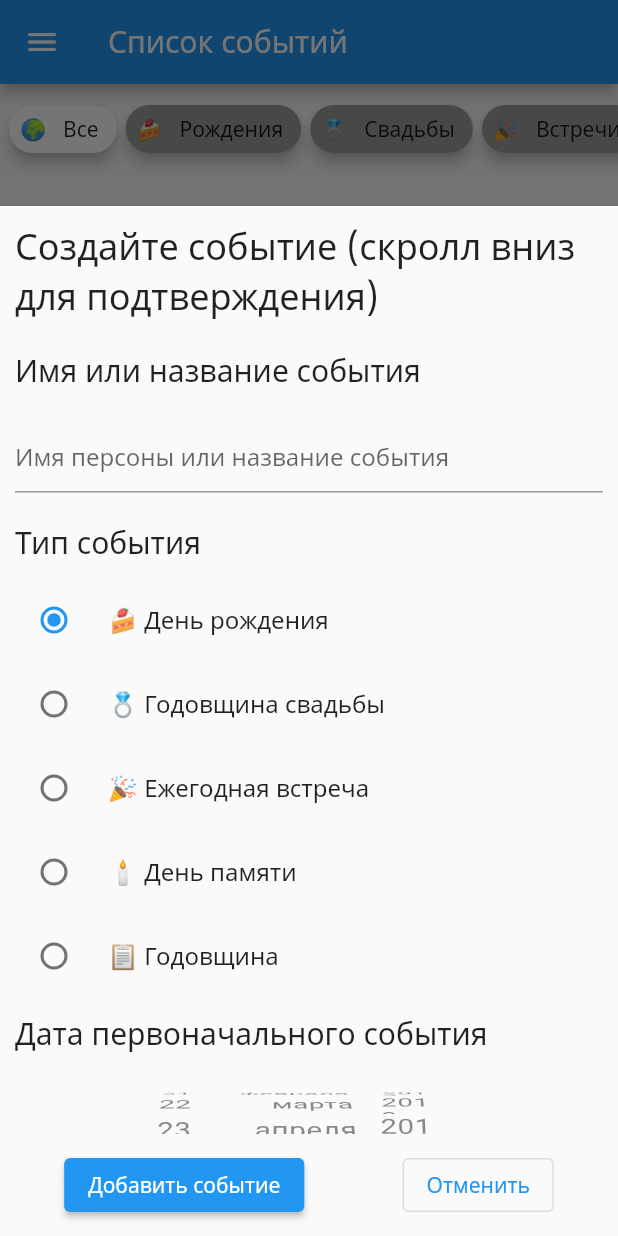
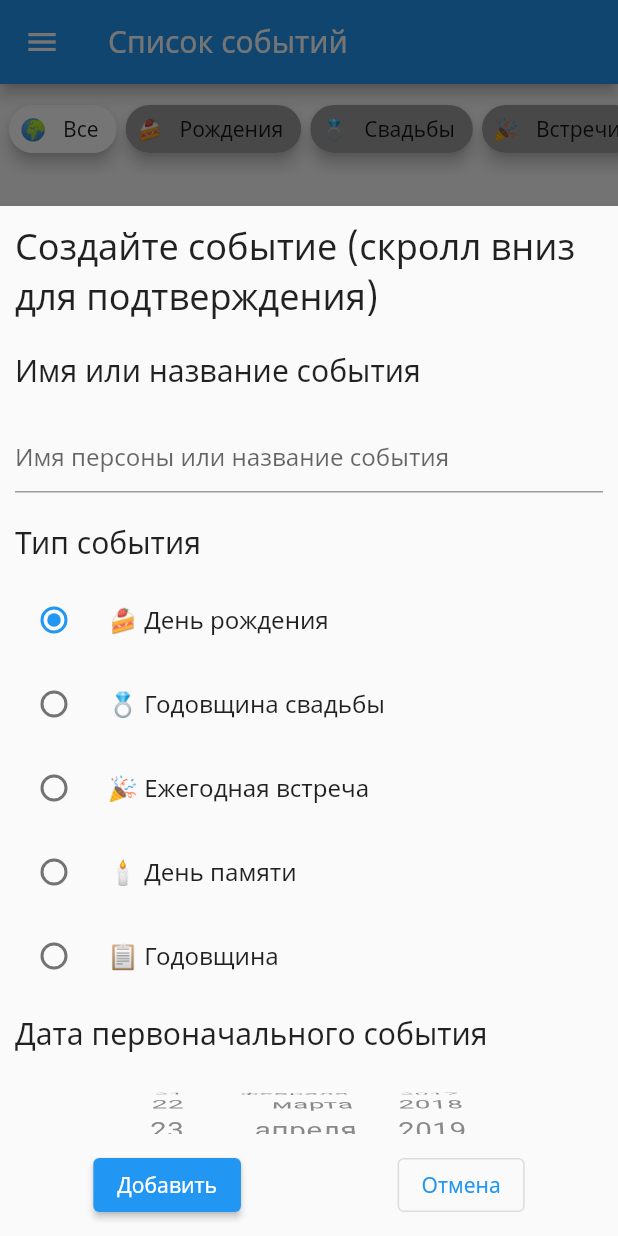
Before and after one commit to zalhonan/bday-app, a Flutter app: the screen it shows after launch, after a tap on an icon or button, on a phone screen of 412 x 824 dp. Run offline on Flutter 3.47's test engine with Material 2 defaults, Android fonts, the phone set to English and light mode, and no system bars; our stand-ins replace font_awesome_flutter, get, table_calendar; missing offline and left inert: random_color.

Commit message:
adaptive to mobile

```diff
--- a/lib/screens/add_event.dart
+++ b/lib/screens/add_event.dart
@@ -151,7 +151,7 @@ class _AddEventState extends State<AddEvent> {
                           height: 200,
                           width: Get.width,
                           margin: EdgeInsets.fromLTRB(
-                              Get.width * 0.25, 0, Get.width * 0.25, 0),
+                              Get.width * 0.15, 0, Get.width * 0.15, 0),
                           child: CupertinoDatePicker(
                             mode: CupertinoDatePickerMode.date,
                             use24hFormat: true,
@@ -251,9 +251,7 @@ class _AddEventState extends State<AddEvent> {
                     }
                     Get.back();
                   },
-                  child: Text(widget.isNew
-                      ? "Добавить событие"
-                      : "Отредактировать событие"),
+                  child: Text(widget.isNew ? "Добавить" : "Сохранить"),
                 ),
                 if (!widget.isNew)
                   OutlinedButton(
@@ -272,7 +270,7 @@ class _AddEventState extends State<AddEvent> {
                   onPressed: () {
                     Get.back();
                   },
-                  child: Text("Отменить"),
+                  child: Text("Отмена"),
                 ),
               ],
             ),
--- a/lib/screens/main_page.dart
+++ b/lib/screens/main_page.dart
@@ -62,7 +62,8 @@ class MainPage extends StatelessWidget {
           bottomNavigationBar: CommonNavbar(
             navigationState: mainPageC.page.value,
           ),
-          floatingActionButton: mainPageC.page.value == 0
+          floatingActionButton:
+              mainPageC.page.value == 0 || mainPageC.page.value == 1
                   ? FloatingActionButton(
                       onPressed: () {
                         addEvent(context: context, isNew: true);
```
Lines whose indentation alone changed are shown as unchanged.
